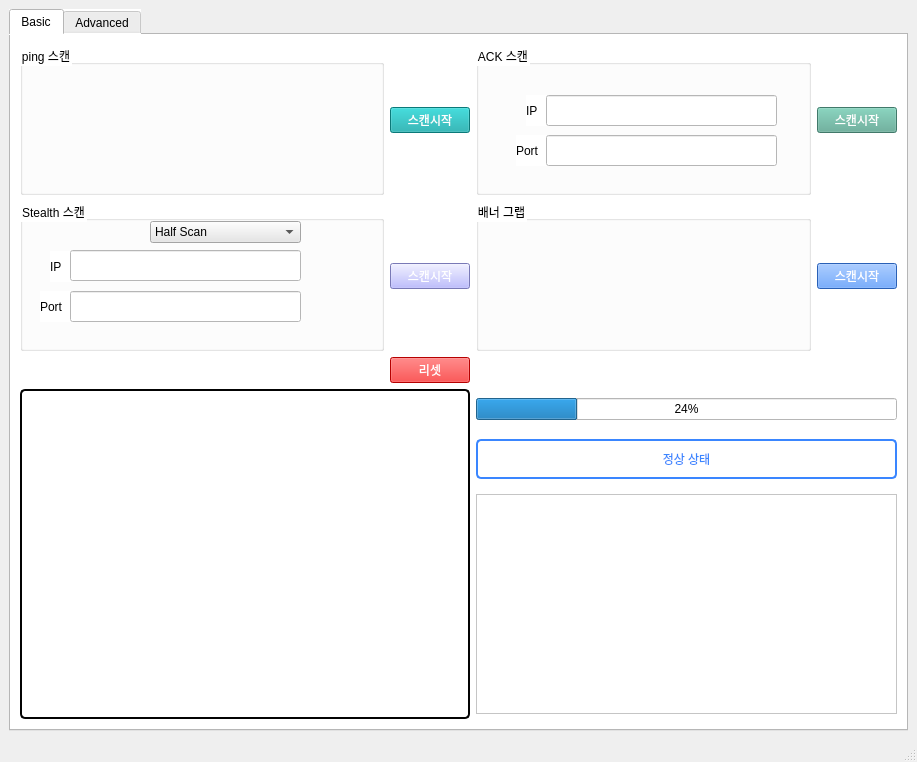
Before: the Qt Designer form Reboot scanner/scan_design.ui in KIMJOONSIG/reboot1, drawn with Qt 5.
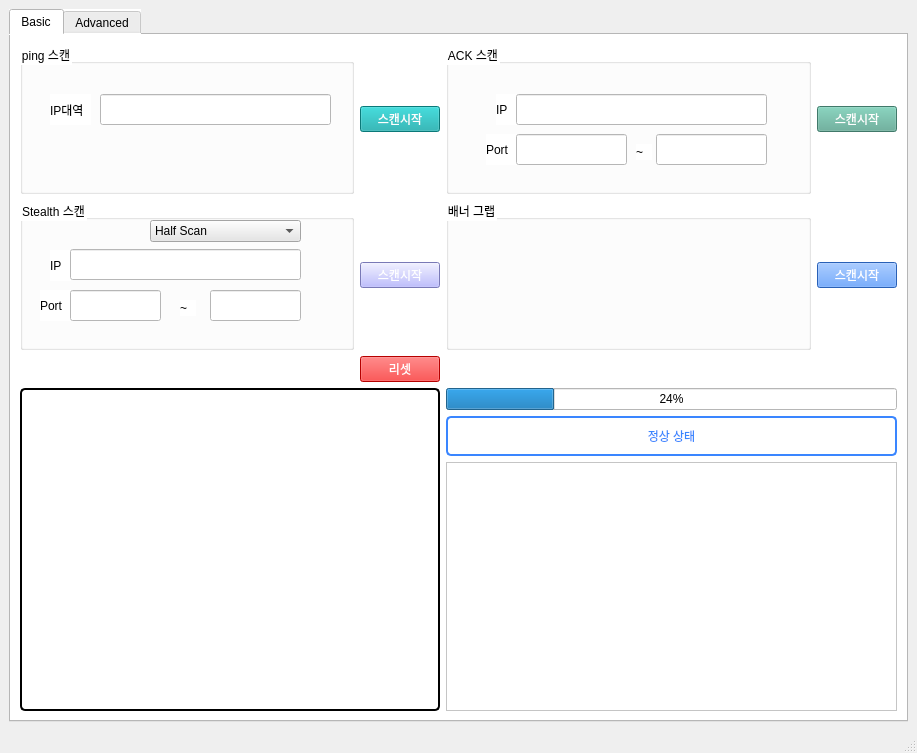
After: the same form once the commit is applied.

The edit to the form file:
```diff
--- a/Reboot scanner/scan_design.ui
+++ b/Reboot scanner/scan_design.ui
@@ -7,7 +7,7 @@
     <x>0</x>
     <y>0</y>
     <width>917</width>
-    <height>733</height>
+    <height>753</height>
    </rect>
   </property>
   <property name="windowTitle">
@@ -52,26 +52,6 @@
             </property>
            </widget>
           </item>
-          <item row="3" column="0" rowspan="3" colspan="2">
-           <widget class="QListWidget" name="listWidget">
-            <property name="sizePolicy">
-             <sizepolicy hsizetype="Minimum" vsizetype="Expanding">
-              <horstretch>0</horstretch>
-              <verstretch>0</verstretch>
-             </sizepolicy>
-            </property>
-            <property name="minimumSize">
-             <size>
-              <width>450</width>
-              <height>330</height>
-             </size>
-            </property>
-            <property name="styleSheet">
-             <string notr="true">border: 2px solid rgb(3, 3, 3);
-border-radius: 5px;</string>
-            </property>
-           </widget>
-          </item>
           <item row="1" column="4">
            <widget class="QPushButton" name="btn_banner">
             <property name="sizePolicy">
@@ -191,11 +171,34 @@
               <rect>
                <x>50</x>
                <y>90</y>
-               <width>231</width>
+               <width>91</width>
                <height>31</height>
               </rect>
              </property>
             </widget>
+            <widget class="QLineEdit" name="stealth_end_port">
+             <property name="geometry">
+              <rect>
+               <x>190</x>
+               <y>90</y>
+               <width>91</width>
+               <height>31</height>
+              </rect>
+             </property>
+            </widget>
+            <widget class="QLabel" name="label_2">
+             <property name="geometry">
+              <rect>
+               <x>160</x>
+               <y>100</y>
+               <width>16</width>
+               <height>16</height>
+              </rect>
+             </property>
+             <property name="text">
+              <string>~</string>
+             </property>
+            </widget>
            </widget>
           </item>
           <item row="1" column="2" colspan="2">
@@ -256,6 +259,32 @@
             <property name="title">
              <string>ping 스캔</string>
             </property>
+            <widget class="QLineEdit" name="ping_ip">
+             <property name="geometry">
+              <rect>
+               <x>80</x>
+               <y>50</y>
+               <width>231</width>
+               <height>31</height>
+              </rect>
+             </property>
+            </widget>
+            <widget class="QLabel" name="lbl_stealth_ip_3">
+             <property name="geometry">
+              <rect>
+               <x>30</x>
+               <y>50</y>
+               <width>41</width>
+               <height>31</height>
+              </rect>
+             </property>
+             <property name="styleSheet">
+              <string notr="true"/>
+             </property>
+             <property name="text">
+              <string>IP대역</string>
+             </property>
+            </widget>
            </widget>
           </item>
           <item row="4" column="2" colspan="3">
@@ -286,35 +315,6 @@
             </property>
            </widget>
           </item>
-          <item row="5" column="2" colspan="3">
-           <widget class="QScrollArea" name="output_small">
-            <property name="sizePolicy">
-             <sizepolicy hsizetype="Preferred" vsizetype="Fixed">
-              <horstretch>0</horstretch>
-              <verstretch>0</verstretch>
-             </sizepolicy>
-            </property>
-            <property name="minimumSize">
-             <size>
-              <width>200</width>
-              <height>220</height>
-             </size>
-            </property>
-            <property name="widgetResizable">
-             <bool>true</bool>
-            </property>
-            <widget class="QWidget" name="scrollAreaWidgetContents_6">
-             <property name="geometry">
-              <rect>
-               <x>0</x>
-               <y>0</y>
-               <width>415</width>
-               <height>218</height>
-              </rect>
-             </property>
-            </widget>
-           </widget>
-          </item>
           <item row="0" column="2" colspan="2">
            <widget class="QGroupBox" name="groupBox_ack">
             <property name="sizePolicy">
@@ -353,7 +353,7 @@
               <rect>
                <x>70</x>
                <y>50</y>
-               <width>231</width>
+               <width>251</width>
                <height>31</height>
               </rect>
              </property>
@@ -379,11 +379,34 @@
               <rect>
                <x>70</x>
                <y>90</y>
-               <width>231</width>
+               <width>111</width>
                <height>31</height>
               </rect>
              </property>
             </widget>
+            <widget class="QLineEdit" name="ack_end_port">
+             <property name="geometry">
+              <rect>
+               <x>210</x>
+               <y>90</y>
+               <width>111</width>
+               <height>31</height>
+              </rect>
+             </property>
+            </widget>
+            <widget class="QLabel" name="label">
+             <property name="geometry">
+              <rect>
+               <x>190</x>
+               <y>100</y>
+               <width>16</width>
+               <height>16</height>
+              </rect>
+             </property>
+             <property name="text">
+              <string>~</string>
+             </property>
+            </widget>
            </widget>
           </item>
           <item row="2" column="1">
@@ -397,6 +420,31 @@
             </property>
            </widget>
           </item>
+          <item row="3" column="0" rowspan="3" colspan="2">
+           <widget class="QTextBrowser" name="textBrowser">
+            <property name="minimumSize">
+             <size>
+              <width>420</width>
+              <height>0</height>
+             </size>
+            </property>
+            <property name="maximumSize">
+             <size>
+              <width>16777212</width>
+              <height>16777215</height>
+             </size>
+            </property>
+            <property name="styleSheet">
+             <string notr="true">color: rgb(58, 134, 255);
+background-color: white;
+border: 2px solid rgb(0, 0, 0);
+border-radius: 5px;</string>
+            </property>
+           </widget>
+          </item>
+          <item row="5" column="2" colspan="3">
+           <widget class="QTextBrowser" name="textBrowser2"/>
+          </item>
          </layout>
         </item>
        </layout>
```
Left out of the diff: 4 changed lines with no effect on the pictures.
